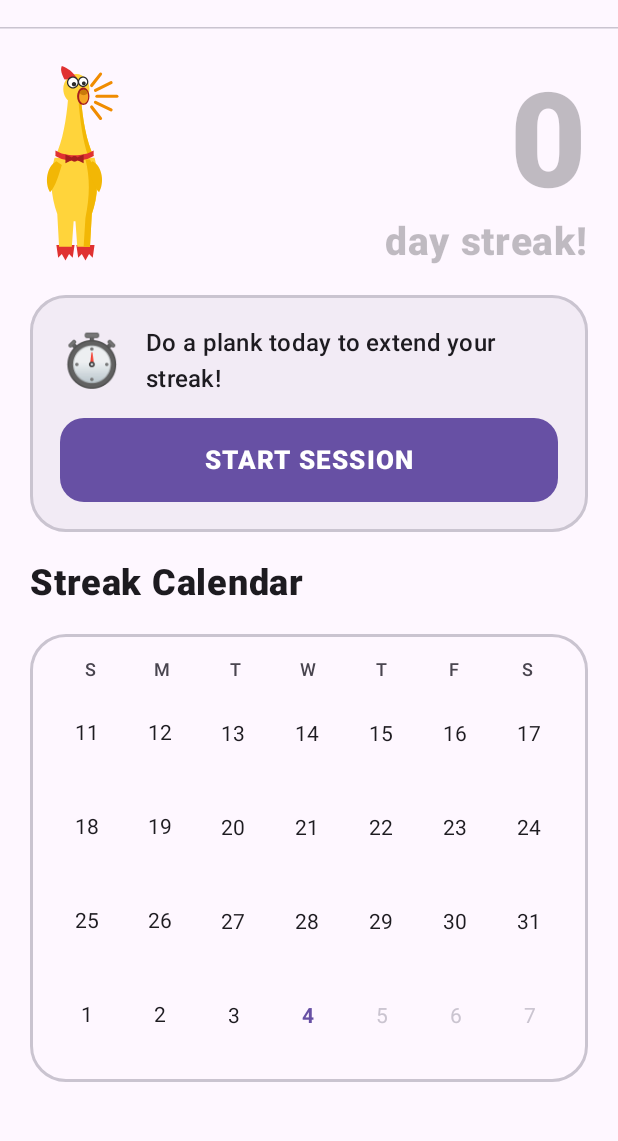
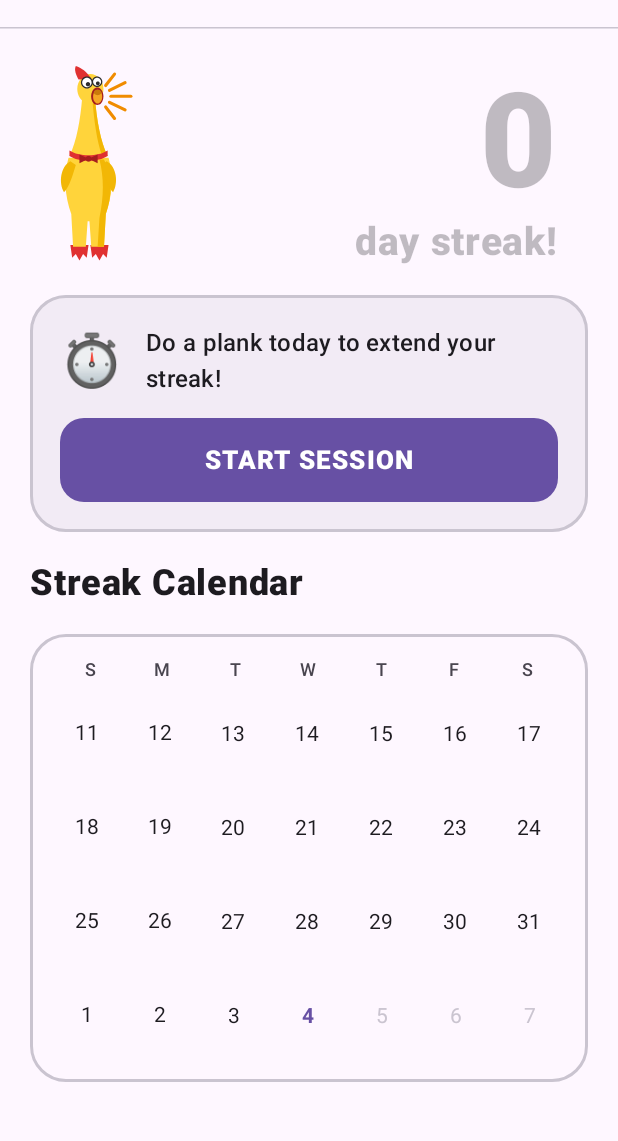
Before and after one commit to campey/coach-chicken, an Android app built with Jetpack Compose: the screen it shows after launch (MainActivity), on a phone screen of 412 x 824 dp, the part 69-1210 px from its top. Run offline under Robolectric (Android 15) with nearby library versions, the phone set to English and light mode, and no system bars; pictures from the network do not load.

Commit message:
Home: inset the chicken and the streak number to line up with the button edges
Co-Authored-By: Claude Sonnet 5.5 <noreply@anthropic.com>
Claude-Session: https://claude.ai/code/session_019w41jbS8UuyLiuoAhxfmR1

```diff
--- a/android/app/src/main/kotlin/com/coachchicken/MainActivity.kt
+++ b/android/app/src/main/kotlin/com/coachchicken/MainActivity.kt
@@ -187,7 +187,8 @@ internal fun HomeScreen(
             verticalArrangement = Arrangement.spacedBy(20.dp),
         ) {
             // the streak: big and bright once today's plank is in, muted grey until then; the chicken stands beside it
-            Row(Modifier.fillMaxWidth().height(IntrinsicSize.Min), verticalAlignment = Alignment.CenterVertically) {
+            // inset to line up with the edges of the button in the card below (the chicken's picture has blank space at its left, hence the smaller start)
+            Row(Modifier.fillMaxWidth().padding(start = 9.dp, end = 20.dp).height(IntrinsicSize.Min), verticalAlignment = Alignment.CenterVertically) {
                 Image(
                     painterResource(R.drawable.ic_chicken), contentDescription = null,
                     modifier = Modifier.fillMaxHeight().aspectRatio(56f / 110f), contentScale = ContentScale.Fit,
```
